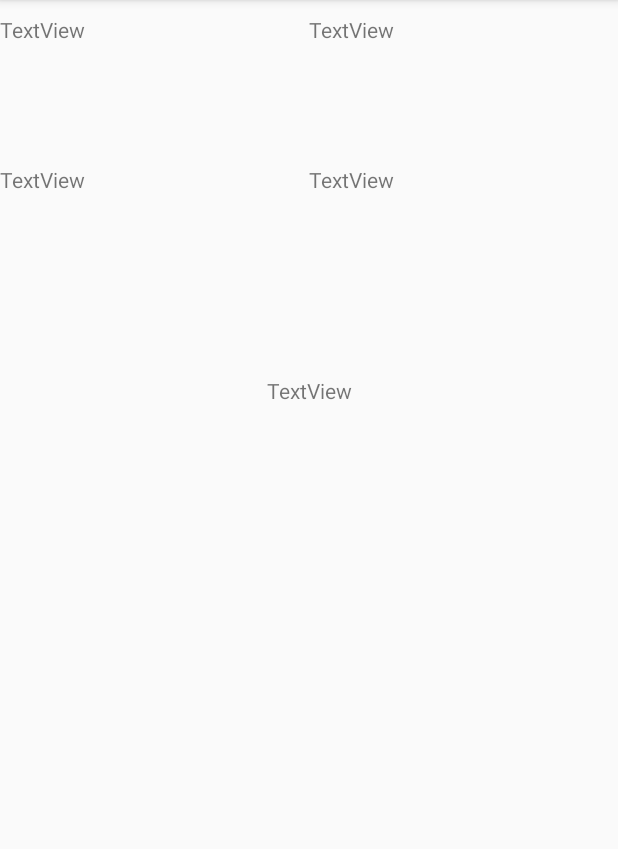
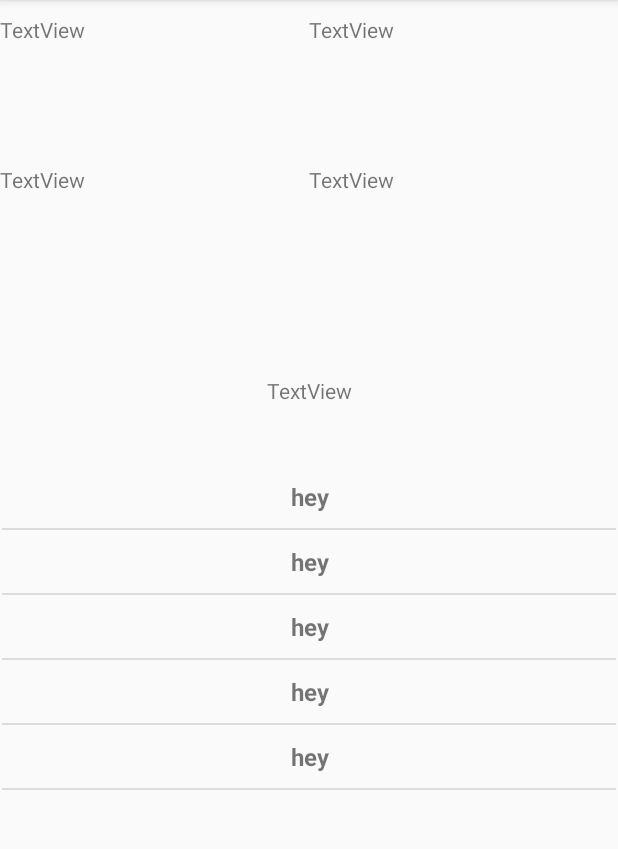
Before and after one commit to ElikBelik77/PulseNotifier, an Android app: the screen it shows after launch (MainActivity), on a phone screen of 412 x 824 dp, the part 84-933 px from its top. Run offline under Robolectric (Android 15) with nearby library versions, the phone set to English and light mode, and no system bars.

Commit message:
Pushing updates to the MainActivity event lists

```diff
--- a/app/src/main/java/com/example/pulsenotifier/HeartbeatService.java
+++ b/app/src/main/java/com/example/pulsenotifier/HeartbeatService.java
@@ -116,8 +116,8 @@ public class HeartbeatService extends Service implements Observer<Float> {
             DateFormat dateFormat = new SimpleDateFormat("yyyy/MM/dd HH:mm:ss", Locale.ENGLISH);
             Date date = new Date();
             MainActivity.events.add(new EventState(dateFormat.format(date), 0, 0, recordingFileName));
+            MainActivity.listAdapter.notifyDataSetChanged();
         } catch (Exception e) {
-
         }
     }
 
--- a/app/src/main/java/com/example/pulsenotifier/MainActivity.java
+++ b/app/src/main/java/com/example/pulsenotifier/MainActivity.java
@@ -17,15 +17,20 @@ import java.util.List;
 
 public class MainActivity extends AppCompatActivity {
     public static List<EventState> events = new ArrayList<EventState>();
-
+    public static ArrayAdapter listAdapter = null;
     @Override
     protected void onCreate(Bundle savedInstanceState) {
         super.onCreate(savedInstanceState);
+        events.add(new EventState("hey",0,0,"hey"));
+        events.add(new EventState("hey",0,0,"hey"));
+        events.add(new EventState("hey",0,0,"hey"));
+        events.add(new EventState("hey",0,0,"hey"));
+        events.add(new EventState("hey",0,0,"hey"));
         setContentView(R.layout.activity_main);
-        ArrayAdapter adapter = new ArrayAdapter<EventState>(this,
+        listAdapter = new ArrayAdapter<EventState>(this,
                 R.layout.activity_listview, events);
         ListView listView = (ListView) findViewById(R.id.listView);
-        listView.setAdapter(adapter);
+        listView.setAdapter(listAdapter);
         final MainActivity mainActivity = this;
         listView.setOnItemClickListener(new AdapterView.OnItemClickListener() {
             @Override
```
